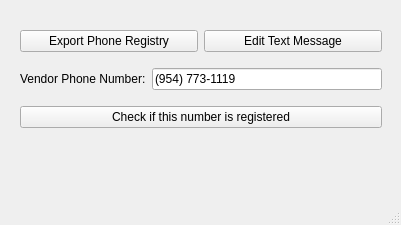
This is UI Design/MainGUI.ui in paul-rl/Plato-s-Closet-Serverless as Qt 5 draws it before an edit. The edited form follows.
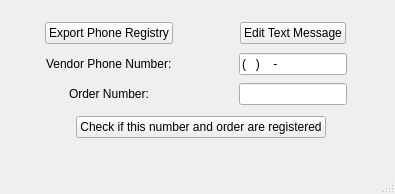
This is the edited form.

Diff of the .ui file:
```diff
--- a/UI Design/MainGUI.ui
+++ b/UI Design/MainGUI.ui
@@ -6,8 +6,8 @@
    <rect>
     <x>0</x>
     <y>0</y>
-    <width>401</width>
-    <height>225</height>
+    <width>395</width>
+    <height>194</height>
    </rect>
   </property>
   <property name="windowTitle">
@@ -26,14 +26,14 @@
     <layout class="QVBoxLayout" name="verticalLayout">
      <item>
       <layout class="QHBoxLayout" name="adminButtonsLayout">
-       <item>
+       <item alignment="Qt::AlignHCenter|Qt::AlignVCenter">
         <widget class="QPushButton" name="exportButton">
          <property name="text">
           <string>Export Phone Registry</string>
          </property>
         </widget>
        </item>
-       <item>
+       <item alignment="Qt::AlignHCenter|Qt::AlignVCenter">
         <widget class="QPushButton" name="editTextButton">
          <property name="text">
           <string>Edit Text Message</string>
@@ -44,26 +44,46 @@
      </item>
      <item>
       <layout class="QHBoxLayout" name="vendorInfoLayout">
-       <item>
-        <widget class="QLabel" name="VendorPhoneNo">
+       <item alignment="Qt::AlignHCenter|Qt::AlignVCenter">
+        <widget class="QLabel" name="VendorPhoneNoLabel">
          <property name="text">
           <string>Vendor Phone Number:</string>
          </property>
         </widget>
        </item>
-       <item>
-        <widget class="QLineEdit" name="VendorPhoneNoInputField">
+       <item alignment="Qt::AlignHCenter">
+        <widget class="QLineEdit" name="VendorPhoneNoInput">
+         <property name="inputMask">
+          <string>(999) 999-9999</string>
+         </property>
          <property name="text">
-          <string>(954) 773-1119</string>
+          <string>() -</string>
+         </property>
+         <property name="cursorPosition">
+          <number>14</number>
          </property>
         </widget>
        </item>
       </layout>
      </item>
      <item>
+      <layout class="QHBoxLayout" name="horizontalLayout">
+       <item alignment="Qt::AlignHCenter|Qt::AlignVCenter">
+        <widget class="QLabel" name="orderNoLabel">
+         <property name="text">
+          <string>Order Number:</string>
+         </property>
+        </widget>
+       </item>
+       <item alignment="Qt::AlignHCenter|Qt::AlignVCenter">
+        <widget class="QLineEdit" name="orderNoInput"/>
+       </item>
+      </layout>
+     </item>
+     <item alignment="Qt::AlignHCenter|Qt::AlignVCenter">
       <widget class="QPushButton" name="submitButton">
        <property name="text">
-        <string>Check if this number is registered</string>
+        <string>Check if this number and order are registered</string>
        </property>
       </widget>
      </item>
```
Left out of the diff: 2 changed lines with no effect on the pictures.
